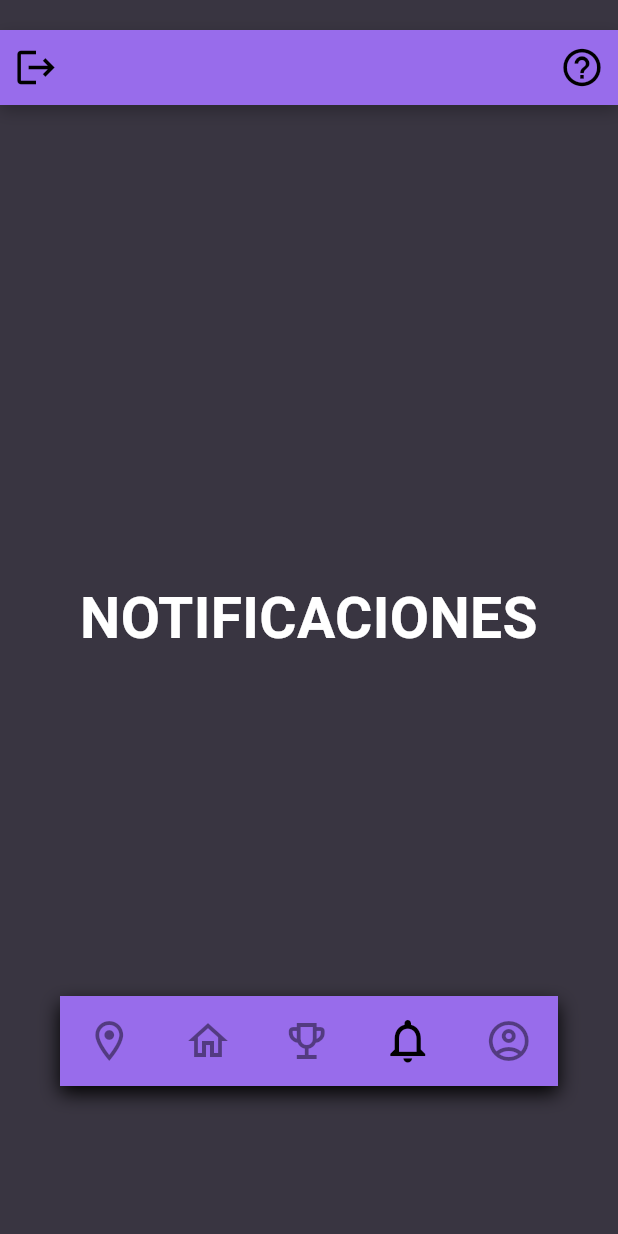
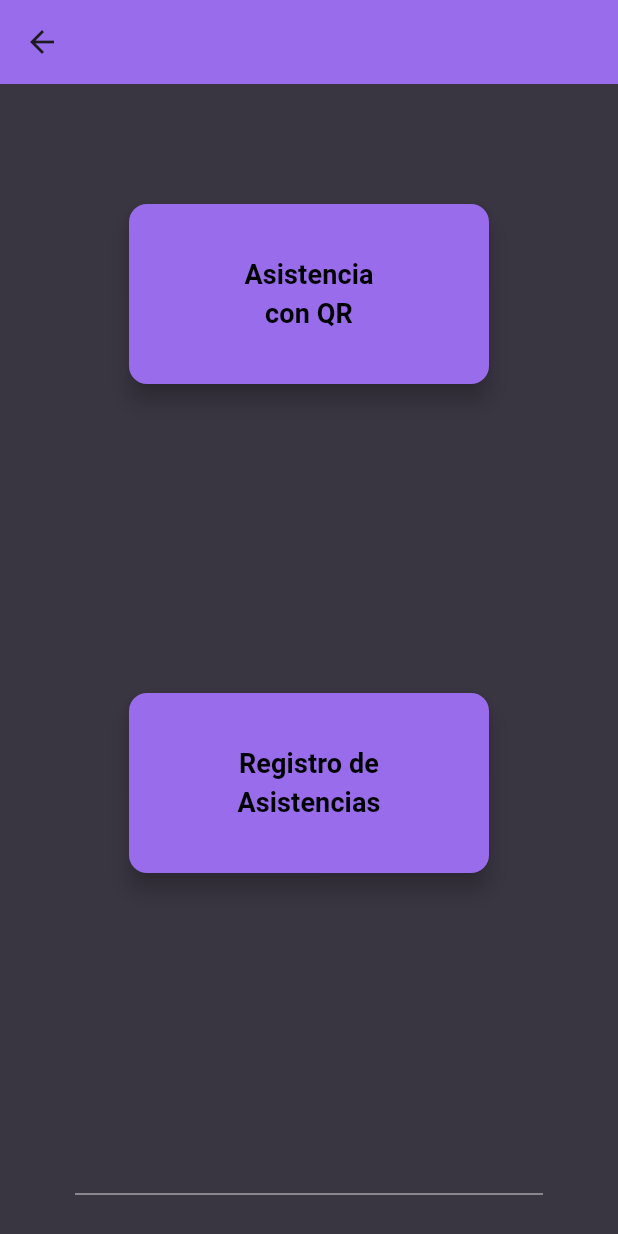
Before and after one commit to brandonAS09/NexusAR, a Flutter app: the MenuScreen screen opened directly, item 4 of the bottom bar chosen, on a phone screen of 412 x 824 dp. Run offline on Flutter 3.47's test engine with Material 3 defaults, Android fonts, the light colour scheme and no system bars; our stand-ins replace geolocator, shared_preferences; missing offline and left inert: mapbox_maps_flutter; accounts and stored records are empty.

Commit message:
Asistencia agregada HU9 terminada

```diff
--- a/lib/components/bottom_nav_bar.dart
+++ b/lib/components/bottom_nav_bar.dart
@@ -65,7 +65,7 @@ class CustomBottomNavBar extends StatelessWidget {
               onTap: () => onItemSelected(2),
             ),
             _buildBottomBarIcon(
-              icon: Icons.notifications_none,
+              icon: Icons.checklist_outlined,
               index: 3,
               isSelected: selectedIndex == 3,
               onTap: () => onItemSelected(3),
--- a/lib/main.dart
+++ b/lib/main.dart
@@ -6,7 +6,7 @@ import 'core/app_colors.dart';
 void main() {
   WidgetsFlutterBinding.ensureInitialized();
 
-  // 👇 Configura el token de Mapbox una sola vez
+  // Configura el token de Mapbox una sola vez
   MapboxOptions.setAccessToken("pk.eyJ1IjoiYnJhbmRvbmFzMDkiLCJhIjoiY21oMmN1MmE0MGF4YzJqb2JseXh5cnhwdiJ9.xYSjGak9r8yqwj8byf0drA");
 
   runApp(const MyApp());
--- /dev/null
+++ b/lib/screens/asistencia.dart
@@ -0,0 +1,103 @@
+import 'package:flutter/material.dart';
+import 'package:nexus_ar/core/app_colors.dart';
+import 'package:nexus_ar/screens/menu.dart';
+
+class AsistenciaScreen extends StatefulWidget {
+  const AsistenciaScreen({super.key});
+
+  @override
+  State<AsistenciaScreen> createState() => _AsistenciaScreenState();
+}
+
+class _AsistenciaScreenState extends State<AsistenciaScreen> {
+  @override
+  void initState() {
+    super.initState();
+  }
+
+
+  @override
+  Widget build(BuildContext context) {
+    // botón estilo reutilizable para que coincida con la imagen
+    final ButtonStyle purpleButtonStyle = ElevatedButton.styleFrom(
+      backgroundColor: AppColors.botonInicioSesion,
+      shape: RoundedRectangleBorder(borderRadius: BorderRadius.circular(12)),
+      fixedSize: const Size(240, 120),
+      elevation: 6,
+    );
+
+    return Scaffold(
+      backgroundColor: AppColors.backgroundColor,
+      appBar: AppBar(
+        backgroundColor: AppColors.botonInicioSesion,
+        leading: IconButton(
+          icon: const Icon(Icons.arrow_back),
+          onPressed: () {
+            Navigator.pushAndRemoveUntil(
+              context,
+              MaterialPageRoute(
+                builder: (context) => const MenuScreen(initialIndex: 1),
+              ),
+              (route) => false,
+            );
+          },
+        ),
+      ),
+      body: SafeArea(
+        child: Center(
+          child: Column(
+            children: [
+              // Espacio antes de botones para parecerse al mock
+              const SizedBox(height: 80),
+              // Primer botón (no hace nada por ahora)
+              ElevatedButton(
+                style: purpleButtonStyle,
+                onPressed: () {
+                  // Intencionalmente vacío por ahora
+                },
+                child: const Text(
+                  'Asistencia\ncon QR',
+                  textAlign: TextAlign.center,
+                  style: TextStyle(
+                    color: Colors.black,
+                    fontSize: 18,
+                    fontWeight: FontWeight.w700,
+                  ),
+                ),
+              ),
+
+              const SizedBox(height: 206),
+
+              // Segundo botón (no hace nada por ahora)
+              ElevatedButton(
+                style: purpleButtonStyle,
+                onPressed: () {
+                  // Intencionalmente vacío por ahora
+                },
+                child: const Text(
+                  'Registro de\nAsistencias',
+                  textAlign: TextAlign.center,
+                  style: TextStyle(
+                    color: Colors.black,
+                    fontSize: 18,
+                    fontWeight: FontWeight.w700,
+                  ),
+                ),
+              ),
+
+              // Relleno para empujar contenido hacia arriba si la pantalla es grande
+              const Spacer(),
+              const Divider(
+                color: Colors.white54,
+                thickness: 1,
+                indent: 50,
+                endIndent: 50,
+              ),
+              const SizedBox(height: 20),
+            ],
+          ),
+        ),
+      ),
+    );
+  }
+}
--- a/lib/screens/menu.dart
+++ b/lib/screens/menu.dart
@@ -8,6 +8,7 @@ import 'package:nexus_ar/components/logout_dialog.dart';
 import 'package:nexus_ar/screens/inicio_sesion.dart';
 import 'package:nexus_ar/screens/mi_perfil.dart';
 import 'package:nexus_ar/screens/map_screen.dart'; // ✅ Import del mapa
+import 'package:nexus_ar/screens/asistencia.dart'; // ✅ Import de Asistencia
 
 class MenuScreen extends StatefulWidget {
   final int initialIndex;
@@ -39,11 +40,11 @@ class _MenuScreenState extends State<MenuScreen> {
     );
   }
 
-  // PÁGINAS ESTÁTICAS: El orden debe ser: [LOGROS (index 1), NOTIFICACIONES (index 2)]
+  // PÁGINAS ESTÁTICAS: El orden debe ser: [Bienvenida (index 1), LOGROS (index 2), ASISTENCIA (index 3)]
   final List<Widget> _staticPages = [
     const ContentPage(title: 'Bienvenido a la aplicacion'),
     const ContentPage(title: 'LOGROS'), // ⬅️ INDEX 2
-    const ContentPage(title: 'NOTIFICACIONES'), // ⬅️ INDEX 3
+    const ContentPage(title: 'ASISTENCIA'), // ⬅️ INDEX 3
   ];
 
   // 🔹 Controlador de taps del menú inferior
@@ -53,6 +54,15 @@ class _MenuScreenState extends State<MenuScreen> {
       Navigator.push(
         context,
         MaterialPageRoute(builder: (context) => const MapScreen()),
+      );
+      return;
+    }
+
+    // ⬅️ Si toca “ASISTENCIA”, abrir la pantalla de Asistencia creada
+    if (index == 3) {
+      Navigator.push(
+        context,
+        MaterialPageRoute(builder: (context) => const AsistenciaScreen()),
       );
       return;
     }
@@ -112,7 +122,7 @@ class _MenuScreenState extends State<MenuScreen> {
       ContentPage(
         title: page0Title,
       ), // 0: UBICACIÓN (ya no visible, se reemplaza por MapScreen)
-      ..._staticPages, // 2: LOGROS, 3: NOTIFICACIONES
+      ..._staticPages, // 1: Bienvenida, 2: LOGROS, 3: ASISTENCIA
     ];
 
     return Scaffold(
--- a/lib/services/api_service.dart
+++ b/lib/services/api_service.dart
@@ -5,6 +5,8 @@ import 'package:http/http.dart' as http;
 ///
 /// ⚙️ Si usas emulador Android:
 ///   usa `10.0.2.2`
+/// Este se usa para el CEL en la UABC
+/// 10.41.55.194
 ///
 /// ⚙️ Si usas dispositivo físico:
 ///   usa tu IP local, ej. `192.168.1.105:3000`
```
